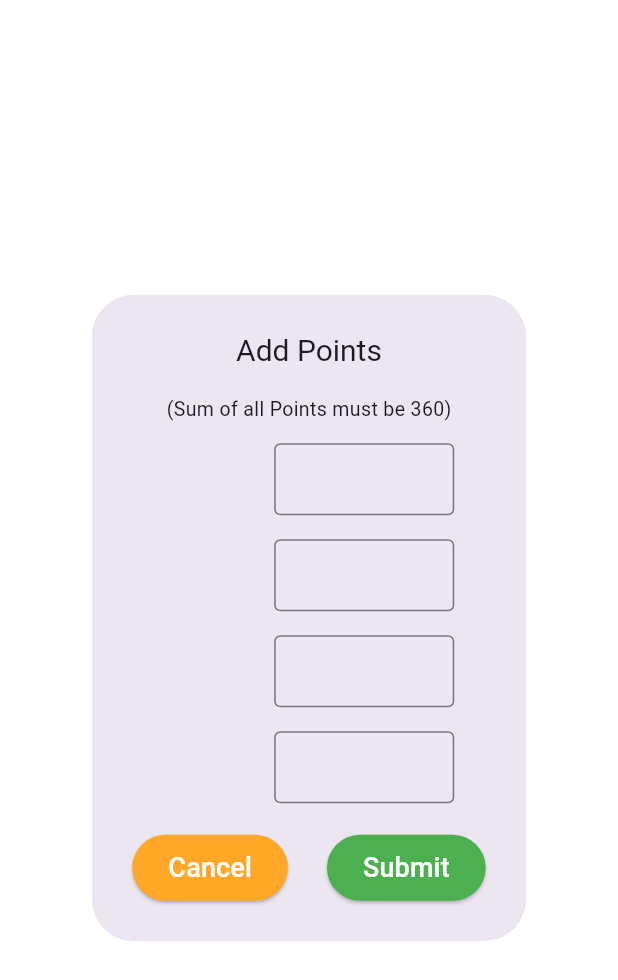
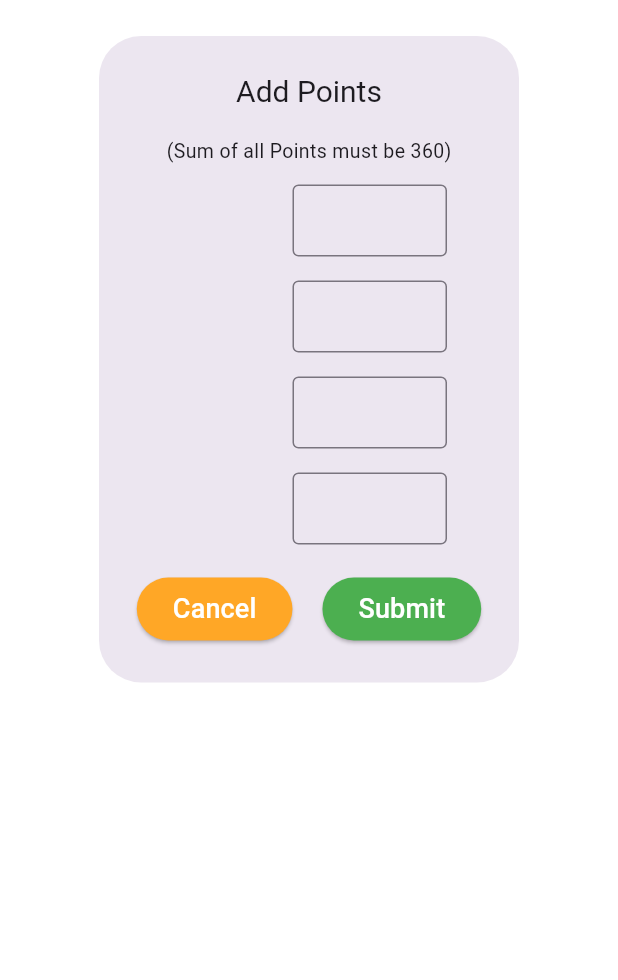
Before and after one commit to rashiqurrahman16/card_points_app, a Flutter app: the ScorePage screen opened directly, after a tap on the "add" icon, on a phone screen of 412 x 824 dp. Shown: the top 980 px of the screen. Run offline on Flutter 3.47's test engine with Material 3 defaults, Android fonts, the phone set to English and light mode, and no system bars; our stand-ins replace hive, hive_flutter; accounts and stored records are empty.

```diff
--- a/lib/pages/score_page.dart
+++ b/lib/pages/score_page.dart
@@ -13,7 +13,6 @@ import 'package:hazari/pages/winner_page.dart';
 import '../models/name_score_model.dart';
 import '../widgets/add_points_page.dart';
 import 'about_us.dart';
-import 'about_us_2.dart';
 
 class ScorePage extends StatefulWidget {
   const ScorePage({
@@ -105,7 +104,7 @@ class _ScorePageState extends State<ScorePage> {
                     onTap: () {
                       Navigator.push(
                         context,
-                        MaterialPageRoute(builder: (context) => AboutUsPage2()),
+                        MaterialPageRoute(builder: (context) => AboutUsPage()),
                       );
                     },
                     child: Text(
@@ -121,7 +120,7 @@ class _ScorePageState extends State<ScorePage> {
                     onTap: () {
                       Navigator.push(
                         context,
-                        MaterialPageRoute(builder: (context) => AboutUsPage2()),
+                        MaterialPageRoute(builder: (context) => AboutUsPage()),
                       );
                     },
                     child:  SizedBox(
@@ -149,16 +148,15 @@ class _ScorePageState extends State<ScorePage> {
         ),
         body: ListView(
           children:[
-            if(scoresList.length==0)
+            if((scoresList.length==0)||(scoresList.length%2==0 && scoresList.length%4==0))
               NameRow(dealer: 1, player1: player1, player2: player2, player3: player3, player4: player4),
-            if(scoresList.length%2!=0 && (scoresList.length+1)%4!=0 )
+            if(scoresList.length!=0 && scoresList.length%2!=0 && scoresList.length%4!=0 && (scoresList.length+1)%4!=0)
               NameRow(dealer: 2, player1: player1, player2: player2, player3: player3, player4: player4),
             if(scoresList.length%2==0 && scoresList.length%4!=0)
               NameRow(dealer: 3, player1: player1, player2: player2, player3: player3, player4: player4),
-            if(scoresList.length%3==0 && scoresList.length!=0)
+            if((scoresList.length+1)%4==0)
               NameRow(dealer: 4, player1: player1, player2: player2, player3: player3, player4: player4),
-            if(scoresList.length%4==0 && scoresList.length!=0)
-              NameRow(dealer: 1, player1: player1, player2: player2, player3: player3, player4: player4),
+
 
 
           SizedBox(
@@ -218,7 +216,7 @@ class _ScorePageState extends State<ScorePage> {
               shadows: [],
             ),
             shape: RoundedRectangleBorder(
-              side: BorderSide(width: 3, color: Colors.white, strokeAlign: BorderSide.strokeAlignOutside),
+              side: BorderSide(width: 3, color: Colors.blue.shade50, strokeAlign: BorderSide.strokeAlignOutside),
               borderRadius: BorderRadius.circular(100),
             ),
           ),
--- a/lib/widgets/add_points_page.dart
+++ b/lib/widgets/add_points_page.dart
@@ -53,7 +53,10 @@ class _AddPointsPageState extends State<AddPointsPage> {
 
     final screenSize=MediaQuery.of(context).size;
 
-    return AlertDialog(
+    return SafeArea(
+      child: ListView(
+        children: [
+          AlertDialog(
 
             title: Center(child: Text("Add Points", style: TextStyle(fontSize: 20),)),
 
@@ -69,6 +72,7 @@ class _AddPointsPageState extends State<AddPointsPage> {
                   ListTile(
                     title: Row(
                       mainAxisAlignment: MainAxisAlignment.spaceBetween,
+
                       children: [
                         Text(
                           player1,
@@ -79,7 +83,7 @@ class _AddPointsPageState extends State<AddPointsPage> {
                         ),
                         const SizedBox(width: 10,),
                         SizedBox(
-                    width: 120,
+                          width: screenSize.width/4,
                           child: TextField(
                             controller: score1Controller,
                             decoration: const InputDecoration(
@@ -107,7 +111,7 @@ class _AddPointsPageState extends State<AddPointsPage> {
                         ),
                         const SizedBox(width: 10,),
                         SizedBox(
-                    width: 120,
+                          width: screenSize.width/4,
                           child: TextField(
                             controller: score2Controller,
                             decoration: const InputDecoration(
@@ -134,7 +138,7 @@ class _AddPointsPageState extends State<AddPointsPage> {
                         ),
                         const SizedBox(width: 10,),
                         SizedBox(
-                    width: 120,
+                          width: screenSize.width/4,
                           child: TextField(
                             controller: score3Controller,
                             decoration: const InputDecoration(
@@ -162,7 +166,7 @@ class _AddPointsPageState extends State<AddPointsPage> {
                         ),
                         const SizedBox(width: 10,),
                         SizedBox(
-                    width: 120,
+                          width: screenSize.width/4,
                           child: TextField(
                             controller: score4Controller,
                             decoration: const InputDecoration(
@@ -180,12 +184,13 @@ class _AddPointsPageState extends State<AddPointsPage> {
                   SizedBox(height: 10,),
                   Row(
                     mainAxisAlignment: MainAxisAlignment.center,
+
                     children: [
 
                       SizedBox(
                         height: 50,
                         child: Padding(
-                    padding: const EdgeInsets.all(3),
+                          padding: const EdgeInsets.symmetric(vertical: 4),
                           child: ElevatedButton(
                               style: ElevatedButton.styleFrom(backgroundColor: Colors.orange.shade400),
                               onPressed: (){
@@ -199,7 +204,7 @@ class _AddPointsPageState extends State<AddPointsPage> {
                       SizedBox(
                         height: 50,
                         child: Padding(
-                    padding: const EdgeInsets.all(3),
+                          padding: const EdgeInsets.symmetric(vertical: 4),
                           child: ElevatedButton(
                               style: ElevatedButton.styleFrom(backgroundColor: Colors.green.shade500),
                               onPressed: (){
@@ -254,6 +259,9 @@ class _AddPointsPageState extends State<AddPointsPage> {
                 ],
               ),
             ),
+          ),
+        ]
+      ),
     );
   }
 
```
Also changed, not shown: lib/pages/about_us.dart (+2 -7 lines), lib/pages/rules_page.dart (+2 -7 lines), lib/pages/splash_screen.dart (+17 -10 lines), lib/pages/winner_page.dart (+54 -30 lines), assets/icons/icon.png (deleted). Lines whose indentation alone changed are shown as unchanged.
